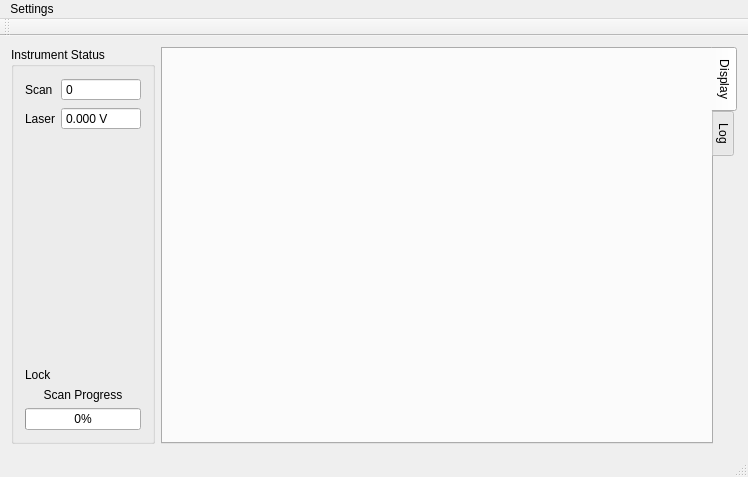
Qt form mainwindow.ui (kncrabtree/nicerohms) before a commit.
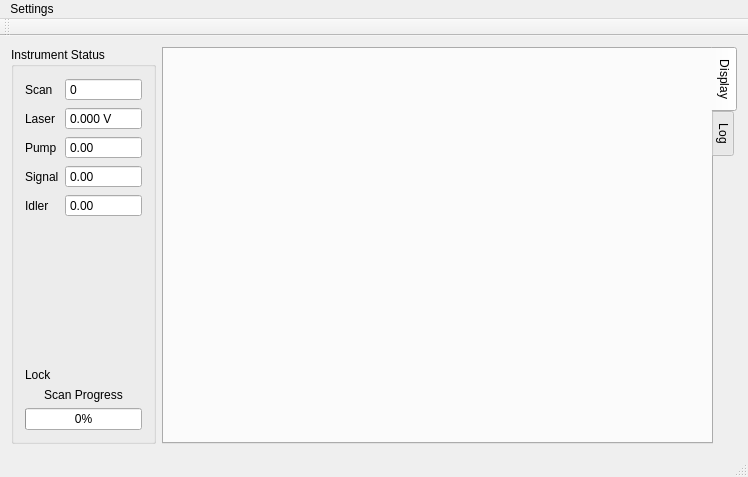
The same form after that commit. Custom widgets are drawn as their Qt base class.

```diff
--- a/mainwindow.ui
+++ b/mainwindow.ui
@@ -72,6 +72,66 @@
            </property>
           </widget>
          </item>
+         <item row="3" column="0">
+          <widget class="QLabel" name="signalLabel">
+           <property name="text">
+            <string>Signal</string>
+           </property>
+          </widget>
+         </item>
+         <item row="3" column="1">
+          <widget class="QDoubleSpinBox" name="signalDoubleSpinBox">
+           <property name="readOnly">
+            <bool>true</bool>
+           </property>
+           <property name="buttonSymbols">
+            <enum>QAbstractSpinBox::NoButtons</enum>
+           </property>
+           <property name="maximum">
+            <double>100000000.000000000000000</double>
+           </property>
+          </widget>
+         </item>
+         <item row="2" column="0">
+          <widget class="QLabel" name="pumpLabel">
+           <property name="text">
+            <string>Pump</string>
+           </property>
+          </widget>
+         </item>
+         <item row="2" column="1">
+          <widget class="QDoubleSpinBox" name="pumpDoubleSpinBox">
+           <property name="readOnly">
+            <bool>true</bool>
+           </property>
+           <property name="buttonSymbols">
+            <enum>QAbstractSpinBox::NoButtons</enum>
+           </property>
+           <property name="maximum">
+            <double>100000000.000000000000000</double>
+           </property>
+          </widget>
+         </item>
+         <item row="4" column="0">
+          <widget class="QLabel" name="idlerLabel">
+           <property name="text">
+            <string>Idler</string>
+           </property>
+          </widget>
+         </item>
+         <item row="4" column="1">
+          <widget class="QDoubleSpinBox" name="idlerDoubleSpinBox">
+           <property name="readOnly">
+            <bool>true</bool>
+           </property>
+           <property name="buttonSymbols">
+            <enum>QAbstractSpinBox::NoButtons</enum>
+           </property>
+           <property name="maximum">
+            <double>100000000.000000000000000</double>
+           </property>
+          </widget>
+         </item>
         </layout>
        </item>
        <item>
```
Left out of the diff: 28 changed lines with no effect on the pictures.
